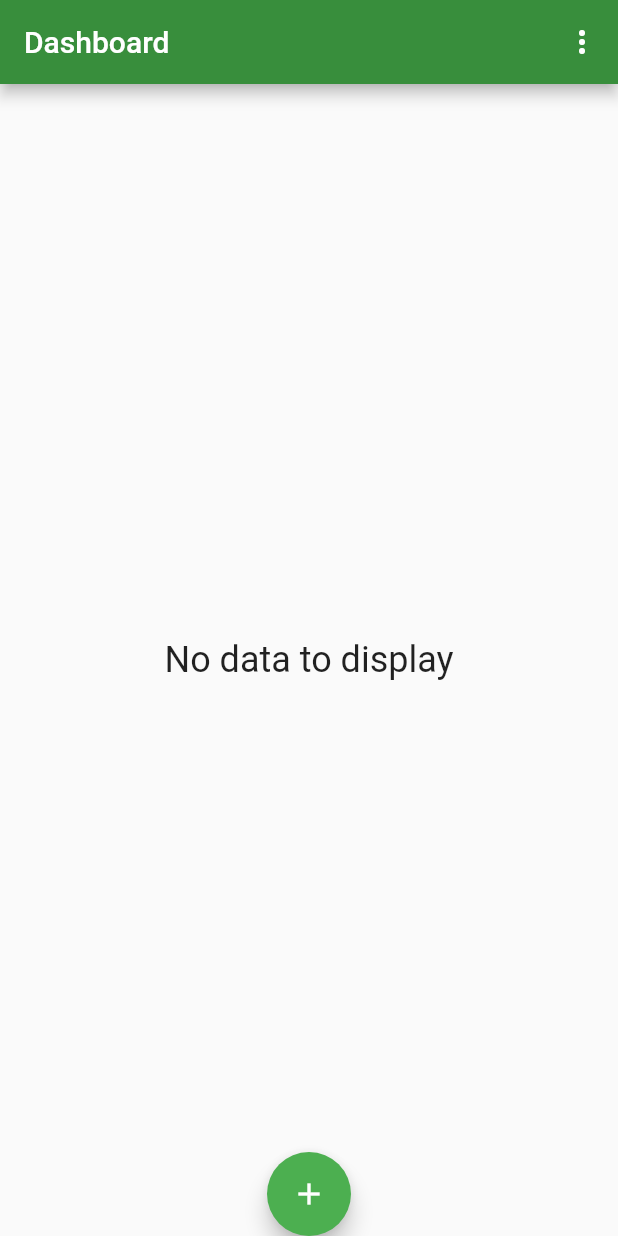
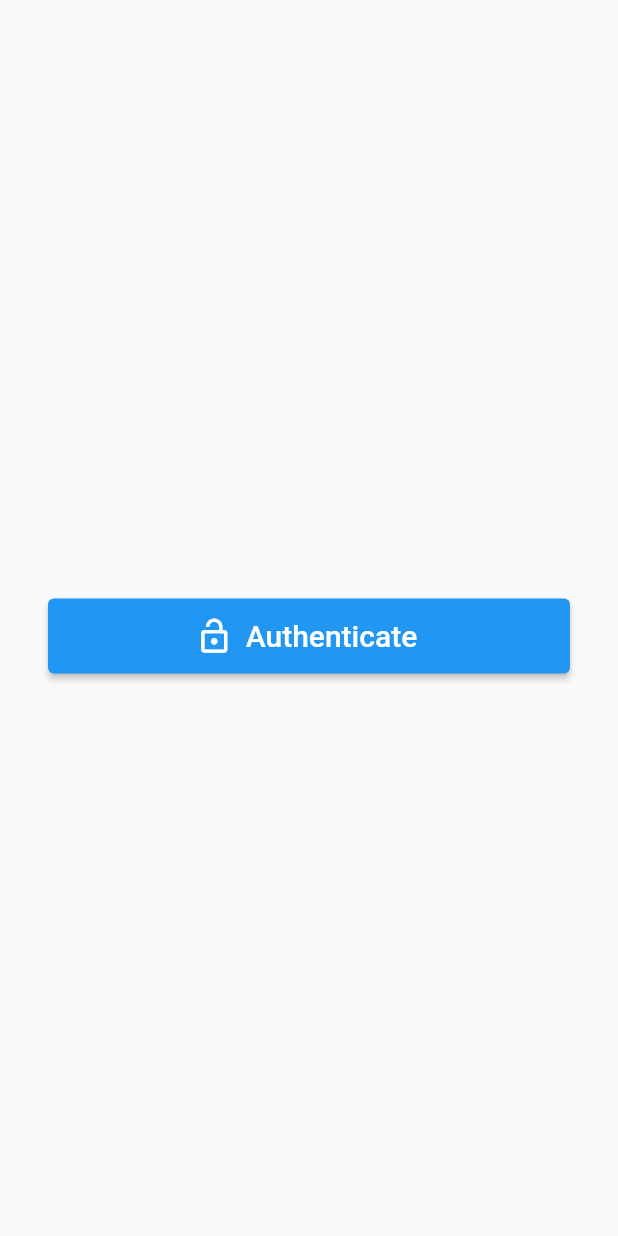
Before and after one commit to godara-anil/app_school, a Flutter app: the screen it shows after launch, on a phone screen of 412 x 824 dp. Run offline on Flutter 3.47's test engine with Material 2 defaults, Android fonts, the phone set to English and light mode, and no system bars; our stand-ins replace flutter_native_splash, hive, hive_flutter, local_auth, permission_handler, share_plus and 1 more; accounts and stored records are empty.

```diff
--- a/lib/main.dart
+++ b/lib/main.dart
@@ -1,3 +1,4 @@
+import 'package:app_school/pages/authenticate.dart';
 import 'package:app_school/pages/reports.dart';
 import 'package:flutter/material.dart';
 import 'package:app_school/pages/dashboard.dart';
@@ -12,13 +13,12 @@ import 'package:flutter_native_splash/flutter_native_splash.dart';
 void main() async {
   WidgetsFlutterBinding.ensureInitialized();
   await Hive.initFlutter();
-
   Hive.registerAdapter(ExpensesAdapter());
   Hive.registerAdapter(SessionsAdapter());
   await Hive.openBox<Expenses>('expenses');
   await Hive.openBox<Sessions>('sessions');
   runApp(MaterialApp(
-    home: dashboard(),
+    home: FingerprintPage(),
     routes: {
       '/dashboard': (context) => dashboard(),
       '/expenses': (context) => expenses(),
@@ -31,6 +31,3 @@ void main() async {
     ),
   ));
 }
-Future intialization(BuildContext? context) async {
-  await Future.delayed(Duration(seconds: 3));
-}
--- /dev/null
+++ b/lib/model/auth_api.dart
@@ -0,0 +1,41 @@
+import 'package:flutter/services.dart';
+import 'package:local_auth/local_auth.dart';
+
+class LocalAuthApi {
+  static final _auth = LocalAuthentication();
+
+  static Future<bool> hasBiometrics() async {
+    try {
+      return await _auth.canCheckBiometrics;
+    } on PlatformException catch (e) {
+      return false;
+    }
+  }
+
+  static Future<List<BiometricType>> getBiometrics() async {
+    try {
+      return await _auth.getAvailableBiometrics();
+    } on PlatformException catch (e) {
+      return <BiometricType>[];
+    }
+  }
+
+  static Future<bool> authenticate() async {
+    final isAvailable = await hasBiometrics();
+    if (!isAvailable) return false;
+
+    try {
+      print(isAvailable);
+      return await _auth.authenticate(
+        localizedReason: 'Let OS determine authentication method',
+        options: const AuthenticationOptions(
+          stickyAuth: true,
+          useErrorDialogs: true,
+        ),
+      );
+    } on PlatformException catch (e) {
+      print(e);
+      return false;
+    }
+  }
+}
--- /dev/null
+++ b/lib/pages/authenticate.dart
@@ -0,0 +1,67 @@
+import 'package:app_school/model/auth_api.dart';
+import 'package:app_school/main.dart';
+import 'dashboard.dart';
+import 'package:flutter/material.dart';
+import 'package:local_auth/local_auth.dart';
+
+class FingerprintPage extends StatelessWidget {
+  @override
+  Widget build(BuildContext context) {
+  var an = ()  async {
+      final isAuthenticated = await LocalAuthApi.authenticate();
+      print(isAuthenticated);
+      if (isAuthenticated) {
+        Navigator.of(context).pushReplacement(
+          MaterialPageRoute(builder: (context) => dashboard()),
+        );
+      }
+    };
+  an();
+  return  Scaffold(
+      body: Padding(
+        padding: EdgeInsets.all(32),
+        child: Center(
+          child: Column(
+            mainAxisAlignment: MainAxisAlignment.center,
+            children: [
+              SizedBox(height: 24),
+              buildAuthenticate(context),
+            ],
+          ),
+        ),
+      ),
+    );
+  }
+
+
+  Widget buildAuthenticate(BuildContext context) => buildButton(
+    text: 'Authenticate',
+    icon: Icons.lock_open,
+    onClicked: () async {
+      final isAuthenticated = await LocalAuthApi.authenticate();
+      print(isAuthenticated);
+      if (isAuthenticated) {
+        Navigator.of(context).pushReplacement(
+          MaterialPageRoute(builder: (context) => dashboard()),
+        );
+      }
+    },
+  );
+
+  Widget buildButton({
+    required String text,
+    required IconData icon,
+    required VoidCallback onClicked,
+  }) =>
+      ElevatedButton.icon(
+        style: ElevatedButton.styleFrom(
+          minimumSize: Size.fromHeight(50),
+        ),
+        icon: Icon(icon, size: 26),
+        label: Text(
+          text,
+          style: TextStyle(fontSize: 20),
+        ),
+        onPressed: onClicked,
+      );
+}
--- a/pubspec.yaml
+++ b/pubspec.yaml
@@ -41,6 +41,7 @@ dependencies:
   permission_handler: ^10.0.0
   syncfusion_flutter_datepicker: ^20.2.39
   share_plus: ^4.0.10+1
+  local_auth: ^2.1.2
 
 
 dev_dependencies:
```
Also changed, not shown: pubspec.lock, 2 other files.
